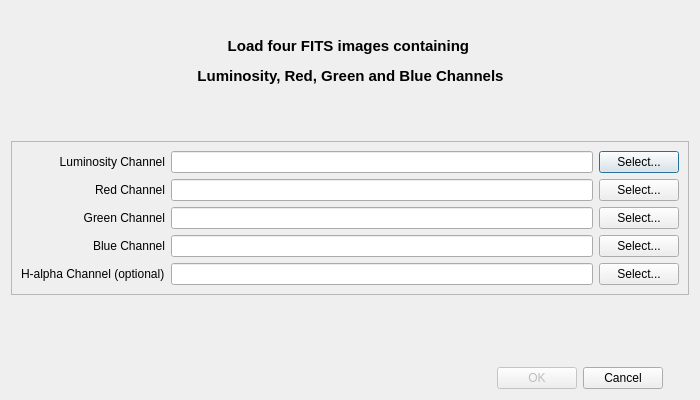
Qt form src/UI/FitsImporter.ui (LuminanceHDR/LuminanceHDR) before a commit.
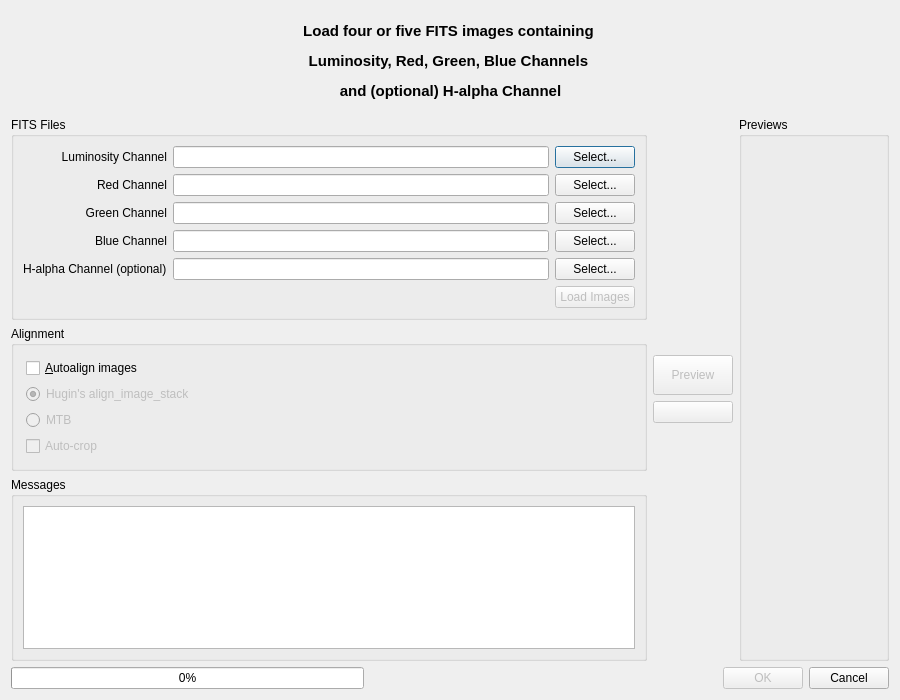
The same form after that commit. Icons and pictures are not drawn.

Commit message: [FITS]: Improved importer, previews and rotation, alignment with ais and mtb

```diff
--- a/src/UI/FitsImporter.ui
+++ b/src/UI/FitsImporter.ui
@@ -6,8 +6,8 @@
    <rect>
     <x>0</x>
     <y>0</y>
-    <width>700</width>
-    <height>400</height>
+    <width>900</width>
+    <height>700</height>
    </rect>
   </property>
   <property name="sizePolicy">
@@ -18,21 +18,23 @@
   </property>
   <property name="minimumSize">
    <size>
-    <width>700</width>
-    <height>400</height>
+    <width>900</width>
+    <height>700</height>
    </size>
   </property>
   <property name="maximumSize">
    <size>
-    <width>700</width>
-    <height>400</height>
+    <width>900</width>
+    <height>700</height>
    </size>
   </property>
   <property name="windowTitle">
    <string>FITS Importer</string>
   </property>
-  <layout class="QGridLayout" name="gridLayout_3">
-   <item row="0" column="1" colspan="2">
+  <layout class="QGridLayout" name="gridLayout_10">
+   <item row="0" column="0">
+    <layout class="QVBoxLayout" name="verticalLayout_6">
+     <item>
     <layout class="QHBoxLayout" name="horizontalLayout_6">
      <item>
       <widget class="QLabel" name="label_6">
@@ -81,7 +83,7 @@
      <item>
       <widget class="QLabel" name="label_4">
        <property name="text">
-        <string>&lt;html&gt;&lt;head/&gt;&lt;body&gt;&lt;p align=&quot;center&quot;&gt;&lt;span style=&quot; font-size:11pt; font-weight:600;&quot;&gt;Load four FITS images containing &lt;/span&gt;&lt;/p&gt;&lt;p align=&quot;center&quot;&gt;&lt;span style=&quot; font-size:11pt; font-weight:600;&quot;&gt;Luminosity, Red, Green and Blue Channels&lt;/span&gt;&lt;/p&gt;&lt;/body&gt;&lt;/html&gt;</string>
+          <string>&lt;html&gt;&lt;head/&gt;&lt;body&gt;&lt;p align=&quot;center&quot;&gt;&lt;span style=&quot; font-size:11pt; font-weight:600;&quot;&gt;Load four or five FITS images containing &lt;/span&gt;&lt;/p&gt;&lt;p align=&quot;center&quot;&gt;&lt;span style=&quot; font-size:11pt; font-weight:600;&quot;&gt;Luminosity, Red, Green, Blue Channels &lt;/span&gt;&lt;/p&gt;&lt;p align=&quot;center&quot;&gt;&lt;span style=&quot; font-size:11pt; font-weight:600;&quot;&gt;and (optional) H-alpha Channel&lt;/span&gt;&lt;/p&gt;&lt;/body&gt;&lt;/html&gt;</string>
        </property>
       </widget>
      </item>
@@ -125,42 +127,19 @@
      </item>
     </layout>
    </item>
-   <item row="1" column="2">
-    <spacer name="verticalSpacer_2">
-     <property name="orientation">
-      <enum>Qt::Vertical</enum>
-     </property>
-     <property name="sizeHint" stdset="0">
-      <size>
-       <width>20</width>
-       <height>40</height>
-      </size>
-     </property>
-    </spacer>
-   </item>
-   <item row="3" column="1" colspan="2">
-    <spacer name="verticalSpacer">
-     <property name="orientation">
-      <enum>Qt::Vertical</enum>
-     </property>
-     <property name="sizeHint" stdset="0">
-      <size>
-       <width>20</width>
-       <height>81</height>
-      </size>
-     </property>
-    </spacer>
-   </item>
-   <item row="2" column="1" colspan="2">
-    <widget class="QFrame" name="frame">
-     <property name="frameShape">
-      <enum>QFrame::StyledPanel</enum>
-     </property>
-     <property name="frameShadow">
-      <enum>QFrame::Raised</enum>
+     <item>
+      <layout class="QHBoxLayout" name="horizontalLayout_9">
+       <item>
+        <layout class="QVBoxLayout" name="verticalLayout_3">
+         <item>
+          <widget class="QGroupBox" name="groupBox_2">
+           <property name="title">
+            <string>FITS Files</string>
      </property>
      <layout class="QGridLayout" name="gridLayout">
       <item row="0" column="0">
+             <layout class="QVBoxLayout" name="verticalLayout_7">
+              <item>
        <layout class="QHBoxLayout" name="horizontalLayout_8">
         <item>
          <layout class="QVBoxLayout" name="verticalLayout">
@@ -297,11 +276,286 @@
         </item>
        </layout>
       </item>
-     </layout>
-    </widget>
-   </item>
-   <item row="4" column="1">
+              <item>
+               <layout class="QHBoxLayout" name="horizontalLayout_10">
+                <item>
+                 <spacer name="horizontalSpacer_2">
+                  <property name="orientation">
+                   <enum>Qt::Horizontal</enum>
+                  </property>
+                  <property name="sizeHint" stdset="0">
+                   <size>
+                    <width>40</width>
+                    <height>20</height>
+                   </size>
+                  </property>
+                 </spacer>
+                </item>
+                <item>
+                 <widget class="QPushButton" name="pushButtonLoad">
+                  <property name="enabled">
+                   <bool>false</bool>
+                  </property>
+                  <property name="text">
+                   <string>Load Images</string>
+                  </property>
+                 </widget>
+                </item>
+               </layout>
+              </item>
+             </layout>
+            </item>
+           </layout>
+          </widget>
+         </item>
+         <item>
+          <widget class="QGroupBox" name="alignGroupBox">
+           <property name="enabled">
+            <bool>true</bool>
+           </property>
+           <property name="title">
+            <string>Alignment</string>
+           </property>
+           <layout class="QGridLayout" name="gridLayout_3">
+            <property name="margin">
+             <number>6</number>
+            </property>
+            <property name="spacing">
+             <number>6</number>
+            </property>
+            <item row="0" column="0">
+             <layout class="QGridLayout" name="gridLayout1">
+              <property name="margin">
+               <number>6</number>
+              </property>
+              <item row="0" column="0">
+               <widget class="QCheckBox" name="alignCheckBox">
+                <property name="enabled">
+                 <bool>true</bool>
+                </property>
+                <property name="sizePolicy">
+                 <sizepolicy hsizetype="Fixed" vsizetype="Fixed">
+                  <horstretch>0</horstretch>
+                  <verstretch>0</verstretch>
+                 </sizepolicy>
+                </property>
+                <property name="text">
+                 <string>&amp;Autoalign images</string>
+                </property>
+               </widget>
+              </item>
+              <item row="1" column="0" colspan="2">
+               <widget class="QRadioButton" name="ais_radioButton">
+                <property name="enabled">
+                 <bool>false</bool>
+                </property>
+                <property name="text">
+                 <string>Hugin's align_image_stack</string>
+                </property>
+                <property name="checked">
+                 <bool>true</bool>
+                </property>
+               </widget>
+              </item>
+              <item row="2" column="0" colspan="2">
+               <widget class="QRadioButton" name="mtb_radioButton">
+                <property name="enabled">
+                 <bool>false</bool>
+                </property>
+                <property name="text">
+                 <string>MTB</string>
+                </property>
+               </widget>
+              </item>
+              <item row="3" column="0">
+               <widget class="QCheckBox" name="autoCropCheckBox">
+                <property name="enabled">
+                 <bool>false</bool>
+                </property>
+                <property name="sizePolicy">
+                 <sizepolicy hsizetype="Fixed" vsizetype="Fixed">
+                  <horstretch>0</horstretch>
+                  <verstretch>0</verstretch>
+                 </sizepolicy>
+                </property>
+                <property name="text">
+                 <string>Auto-crop</string>
+                </property>
+               </widget>
+              </item>
+             </layout>
+            </item>
+           </layout>
+          </widget>
+         </item>
+         <item>
+          <spacer name="verticalSpacer">
+           <property name="orientation">
+            <enum>Qt::Vertical</enum>
+           </property>
+           <property name="sizeHint" stdset="0">
+            <size>
+             <width>20</width>
+             <height>40</height>
+            </size>
+           </property>
+          </spacer>
+         </item>
+         <item>
+          <widget class="QGroupBox" name="groupBoxMessages">
+           <property name="title">
+            <string>Messages</string>
+           </property>
+           <layout class="QGridLayout" name="gridLayout_2">
+            <item row="0" column="0">
+             <widget class="QTextEdit" name="textEdit">
+              <property name="readOnly">
+               <bool>true</bool>
+              </property>
+             </widget>
+            </item>
+           </layout>
+          </widget>
+         </item>
+        </layout>
+       </item>
+       <item>
+        <layout class="QVBoxLayout" name="verticalLayout_5">
+         <item>
+          <spacer name="verticalSpacer_2">
+           <property name="orientation">
+            <enum>Qt::Vertical</enum>
+           </property>
+           <property name="sizeHint" stdset="0">
+            <size>
+             <width>20</width>
+             <height>40</height>
+            </size>
+           </property>
+          </spacer>
+         </item>
+         <item>
+          <widget class="QPushButton" name="pushButtonPreview">
+           <property name="enabled">
+            <bool>false</bool>
+           </property>
+           <property name="sizePolicy">
+            <sizepolicy hsizetype="Minimum" vsizetype="Fixed">
+             <horstretch>0</horstretch>
+             <verstretch>0</verstretch>
+            </sizepolicy>
+           </property>
+           <property name="minimumSize">
+            <size>
+             <width>0</width>
+             <height>40</height>
+            </size>
+           </property>
+           <property name="maximumSize">
+            <size>
+             <width>16777215</width>
+             <height>40</height>
+            </size>
+           </property>
+           <property name="toolTip">
+            <string>Shows a larger preview of selected image</string>
+           </property>
+           <property name="text">
+            <string>Preview</string>
+           </property>
+           <property name="checkable">
+            <bool>true</bool>
+           </property>
+           <property name="autoDefault">
+            <bool>false</bool>
+           </property>
+           <property name="default">
+            <bool>false</bool>
+           </property>
+          </widget>
+         </item>
+         <item>
+          <widget class="QPushButton" name="pushButtonClockwise">
+           <property name="enabled">
+            <bool>false</bool>
+           </property>
+           <property name="toolTip">
+            <string>&lt;html&gt;&lt;head/&gt;&lt;body&gt;&lt;p&gt;Rotate selected image 180°&lt;/p&gt;&lt;/body&gt;&lt;/html&gt;</string>
+           </property>
+           <property name="text">
+            <string/>
+           </property>
+           <property name="icon">
+            <iconset resource="../../icons.qrc">
+             <normaloff>:/new/prefix1/images/edit-redo.png</normaloff>:/new/prefix1/images/edit-redo.png</iconset>
+           </property>
+           <property name="iconSize">
+            <size>
+             <width>32</width>
+             <height>32</height>
+            </size>
+           </property>
+          </widget>
+         </item>
+         <item>
+          <spacer name="verticalSpacer_3">
+           <property name="orientation">
+            <enum>Qt::Vertical</enum>
+           </property>
+           <property name="sizeHint" stdset="0">
+            <size>
+             <width>20</width>
+             <height>40</height>
+            </size>
+           </property>
+          </spacer>
+         </item>
+        </layout>
+       </item>
+       <item>
+        <widget class="QGroupBox" name="groupBox">
+         <property name="sizePolicy">
+          <sizepolicy hsizetype="Fixed" vsizetype="Preferred">
+           <horstretch>0</horstretch>
+           <verstretch>0</verstretch>
+          </sizepolicy>
+         </property>
+         <property name="minimumSize">
+          <size>
+           <width>150</width>
+           <height>0</height>
+          </size>
+         </property>
+         <property name="maximumSize">
+          <size>
+           <width>150</width>
+           <height>16777215</height>
+          </size>
+         </property>
+         <property name="title">
+          <string>Previews</string>
+         </property>
+         <layout class="QGridLayout" name="gridLayout_9">
+          <property name="margin">
+           <number>2</number>
+          </property>
+          <item row="0" column="0">
+           <layout class="QVBoxLayout" name="verticalLayoutPreviews"/>
+          </item>
+         </layout>
+        </widget>
+       </item>
+      </layout>
+     </item>
+     <item>
     <layout class="QHBoxLayout" name="horizontalLayout_4">
+       <item>
+        <widget class="QProgressBar" name="progressBar">
+         <property name="value">
+          <number>0</number>
+         </property>
+        </widget>
+       </item>
      <item>
       <spacer name="horizontalSpacer">
        <property name="orientation">
@@ -335,6 +589,8 @@
     </layout>
    </item>
   </layout>
+   </item>
+  </layout>
  </widget>
  <resources>
   <include location="../../icons.qrc"/>
```
Left out of the diff: 104 changed lines with no effect on the pictures. Lines whose indentation alone changed are shown as unchanged. The commit also changes 10 other files.
